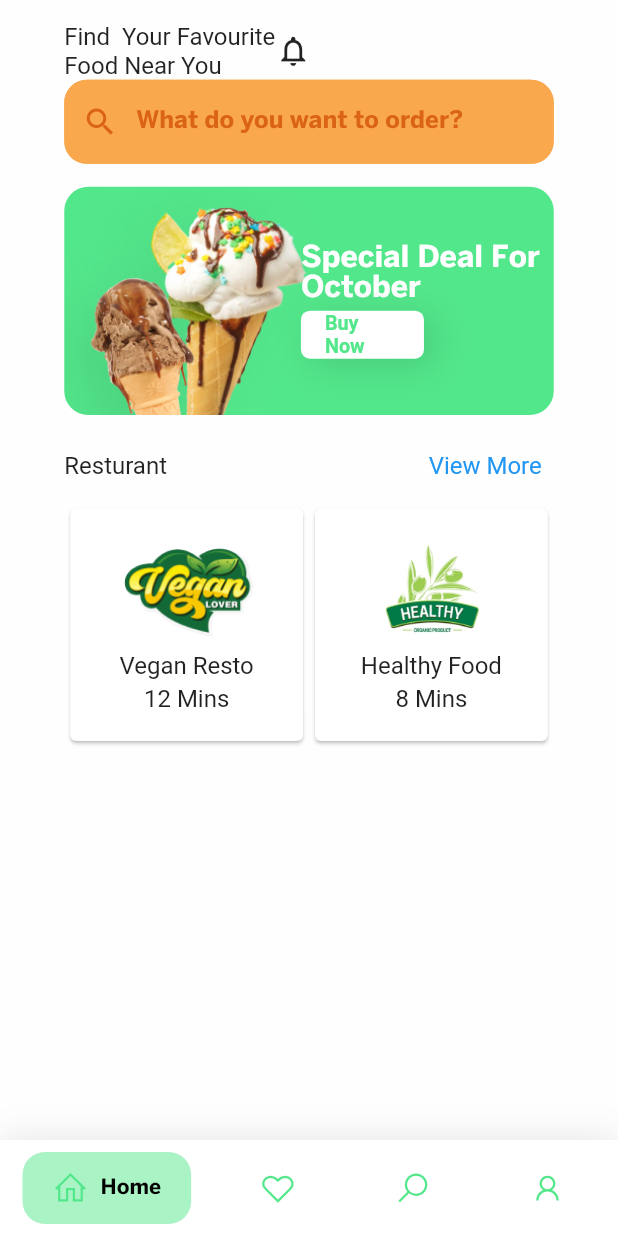
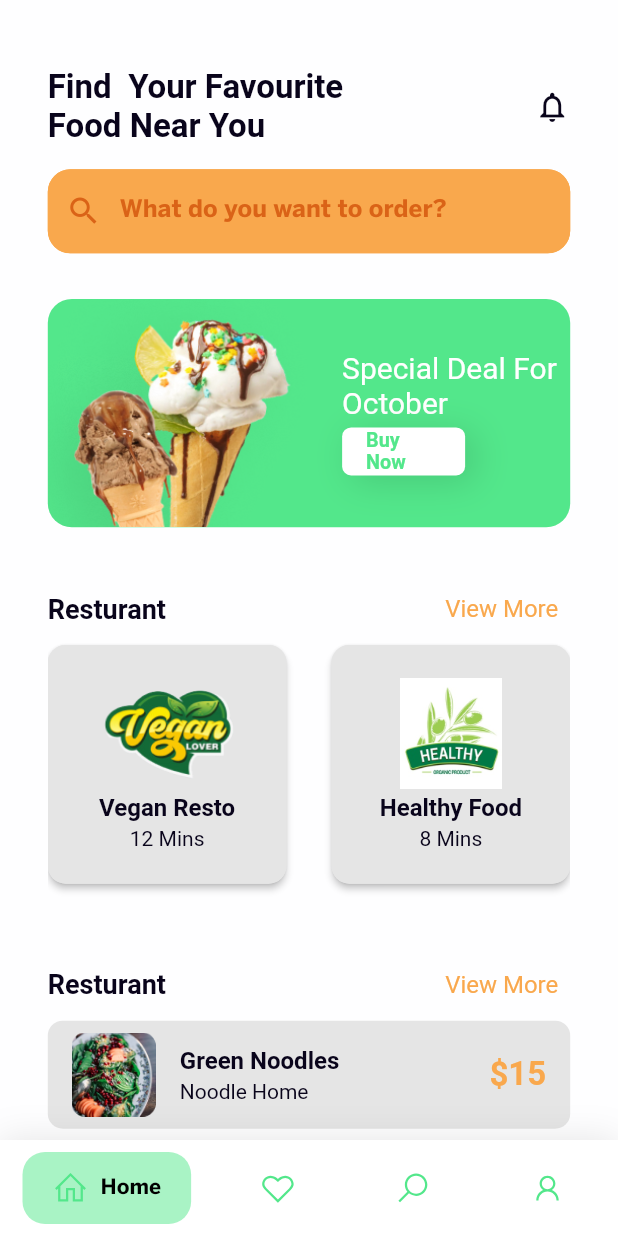
Before and after one commit to sublime247/food_delivery, a Flutter app: the screen it shows after launch, on a phone screen of 412 x 824 dp. Run offline on Flutter 3.47's test engine with Material 2 defaults, Android fonts, the phone set to English and light mode, and no system bars; drawn by our look-alikes of google_nav_bar; our stand-ins replace equatable, firebase_core, flutter_riverpod, flutter_screenutil, fpdart, go_router and 1 more; accounts and stored records are empty; Roboto replaces fonts that are missing (Montserrat).

Commit message:
done with home_page

```diff
--- a/lib/cores/components/search_input.dart
+++ b/lib/cores/components/search_input.dart
@@ -1,4 +1,5 @@
 import 'package:flutter/material.dart';
+import 'package:food_delivery/cores/theme/palette.dart';
 
 class SearchInputField extends StatelessWidget {
   const SearchInputField(
@@ -14,35 +15,38 @@ class SearchInputField extends StatelessWidget {
 
   @override
   Widget build(BuildContext context) {
+    late final theme = Theme.of(context).extension<Palette>()!;
     return TextFormField(
       key: GlobalKey(debugLabel: 'kush'),
       controller: controller,
-
+      style: TextStyle(
+        color: theme.mainTextColor,
+      ),
       keyboardType: inputType,
-      cursorColor:const Color(0xFFDA6317),
+      cursorColor:theme.iconColor,
       decoration: InputDecoration(
-        border: const OutlineInputBorder(
+        border: OutlineInputBorder(
           borderSide: BorderSide(
-            color:  Color(0xFFF9A84D)
+            color:  theme.borderColor
           ),
-          borderRadius: BorderRadius.all(Radius.circular(15))),
-        focusedBorder:const OutlineInputBorder(
+          borderRadius: const BorderRadius.all(Radius.circular(15))),
+        focusedBorder: OutlineInputBorder(
         borderSide: BorderSide(
-            color:  Color(0xFFF9A84D)
+            color:  theme.borderColor
           ),
-          borderRadius: BorderRadius.all(Radius.circular(15))),
-        enabledBorder:const OutlineInputBorder( borderSide: BorderSide(
-            color:  Color(0xFFF9A84D)
-          ),borderRadius: BorderRadius.all(Radius.circular(15))) ,
-        prefixIcon: const Icon(
+          borderRadius: const BorderRadius.all(Radius.circular(15))),
+        enabledBorder: OutlineInputBorder( borderSide: BorderSide(
+            color:  theme.borderColor
+          ),borderRadius: const BorderRadius.all(Radius.circular(15))) ,
+        prefixIcon:  Icon(
           Icons.search,
-          color: Color(0xFFDA6317),
+          color: theme.iconColor,
         ),
         filled: true,
-        fillColor:const Color(0xFFF9A84D) ,
+        fillColor: theme.textfieldColor,
         hintText: hintText,
-        hintStyle:  const TextStyle(
-          color: Color(0xFFDA6317),
+        hintStyle:   TextStyle(
+          color: theme.hintColor,
         ),
         labelText: labelText
       ),
--- a/lib/cores/theme/dark_palette.dart
+++ b/lib/cores/theme/dark_palette.dart
@@ -6,7 +6,18 @@ class DarkPalette implements Palette {
   Color get mainTextColor => const Color(0xffffffff);
   @override
   Color get primaryColor => const Color(0xFF53E78B);
-
+  @override
+  Color get textfieldColor => const Color(0xFFF4F4F4).withOpacity(0.4);
+  @override
+  Color get hintColor => const Color(0xffffffff);
+  @override
+  Color get iconColor => const Color(0xffffffff);
+  @override
+  Color get textButton => const Color(0xFFF9A84D);
+  @override
+  Color get borderColor => Colors.transparent;
+  @override
+  Color get cardColor => const Color(0xFFF4F4F4).withOpacity(0.4);
   @override
   ThemeExtension<Palette> copyWith() {
     return this;
--- a/lib/cores/theme/light_palette.dart
+++ b/lib/cores/theme/light_palette.dart
@@ -6,7 +6,18 @@ class LightPalette implements Palette {
   Color get mainTextColor => const Color(0xFF09041B);
   @override
   Color get primaryColor => const Color(0xFF53E78B);
-
+  @override
+  Color get textfieldColor => const Color(0xFFF9A84D);
+  @override
+  Color get hintColor => const Color(0xFFDA6317);
+  @override
+  Color get iconColor => const Color(0xFFDA6317);
+  @override
+  Color get borderColor => const Color(0xFFF9A84D);
+  @override
+  Color get textButton => const Color(0xFFF9A84D);
+  @override
+  Color get cardColor => const Color(0xFFE5E5E5);
   @override
   ThemeExtension<Palette> copyWith() {
     return this;
--- a/lib/cores/theme/palette.dart
+++ b/lib/cores/theme/palette.dart
@@ -3,4 +3,10 @@ import 'package:flutter/material.dart';
 abstract class Palette extends ThemeExtension<Palette> {
   Color get mainTextColor;
   Color get primaryColor;
+  Color get textfieldColor;
+  Color get hintColor;
+  Color get iconColor;
+  Color get borderColor;
+  Color get textButton;
+  Color get cardColor;
 }
--- a/lib/features/home/data/datasource/popular_menu_list.dart
+++ b/lib/features/home/data/datasource/popular_menu_list.dart
@@ -2,9 +2,9 @@ import 'package:food_delivery/cores/constants/app_images.dart';
 import 'package:food_delivery/features/home/data/model/popular_menu_model.dart';
 
 abstract class MenuList{
- List get menuList => _menuList;
+static List get menuList => _menuList;
 
-  final List<PopularMenus> _menuList =[
+ static final List<PopularMenus> _menuList =[
     const PopularMenus(image: ImageAssets.greenNoodles, menuName: 'Green Noodles', price: '\$15', menuTittle: 'Noodle Home'),
     const PopularMenus(image: ImageAssets.fruitSalad, menuName: 'Fruit Salad', price: '\$5', menuTittle: 'Wijie Resto'),
     const PopularMenus(image: ImageAssets.pancake, menuName: 'Herbal Pancake', price: '\$7', menuTittle: 'Warung Herbal')
--- a/lib/features/home/data/datasource/returant_list.dart
+++ b/lib/features/home/data/datasource/returant_list.dart
@@ -18,7 +18,7 @@ abstract class RestaurantListDataSource {
         resturantName: 'Good Food',
         time: '12 Mins'),
     const ResturantModel(
-        image: ImageAssets.veganResto,
+        image: ImageAssets.smartResto,
         resturantName: 'Smart Resto',
         time: '8 Mins'),
     const ResturantModel(
--- a/lib/features/home/presentation/state_management/states.dart
+++ b/lib/features/home/presentation/state_management/states.dart
@@ -2,9 +2,15 @@ import 'package:flutter/material.dart';
 import 'package:flutter_riverpod/flutter_riverpod.dart';
 class ToggleState extends ChangeNotifier{
   bool _showAllResturant = false;
+  bool _showAllMenu = false;
   bool get showAllResturant => _showAllResturant;
+  bool get showAllMenu => _showAllMenu;
   void toggle(){
     _showAllResturant = !_showAllResturant;
+    notifyListeners();
+  }
+  void toggleMenu(){
+    _showAllMenu = !_showAllMenu;
     notifyListeners();
   }
 }
--- a/lib/features/home/presentation/widget/homeTabs/home.dart
+++ b/lib/features/home/presentation/widget/homeTabs/home.dart
@@ -2,8 +2,11 @@ import 'package:flutter/material.dart';
 import 'package:flutter_riverpod/flutter_riverpod.dart';
 import 'package:food_delivery/cores/components/search_input.dart';
 import 'package:food_delivery/cores/components/text_widget.dart';
+import 'package:food_delivery/cores/constants/font_size.dart';
+import 'package:food_delivery/cores/theme/palette.dart';
 import 'package:food_delivery/cores/utils/utils.dart';
 import 'package:food_delivery/features/home/presentation/widget/home_banner.dart';
+import 'package:food_delivery/features/home/presentation/widget/popular_menus_list.dart';
 import 'package:food_delivery/features/home/presentation/widget/returant_view_list.dart';
 
 class HomeTab extends ConsumerWidget {
@@ -12,28 +15,36 @@ final TextEditingController controller = TextEditingController();
 
   @override
   Widget build(BuildContext context, WidgetRef ref) {
+    late final theme = Theme.of(context).extension<Palette>()!;
     return Scaffold(
       // resizeToAvoidBottomInset: true,
       body: SingleChildScrollView(
+        // physics: const NeverScrollableScrollPhysics(),
         child: Padding(
-          padding:EdgeInsets.symmetric(horizontal: w(15), vertical: h(15)),
+          padding:EdgeInsets.symmetric(horizontal: w(5), vertical: h(15)),
           child: Column(
-            // mainAxisAlignment: ,
+
             children: [
-              const Row(
+              vSpace(30),
+               Row(
+                mainAxisAlignment: MainAxisAlignment.spaceBetween,
                 children: [
-                TextWidget('Find  Your Favourite\nFood Near You'),
-                Icon(Icons.notifications_outlined)
+                TextWidget('Find  Your Favourite\nFood Near You', textColor: theme.mainTextColor, fontSize: kfsSuperLarge, fontWeight: FontWeight.w700),
+                Icon(Icons.notifications_outlined, color: theme.mainTextColor,)
               ],
 
               ),
+              vSpace(15),
               SearchInputField(
                   controller:  controller,
                   hintText: 'What do you want to order?',),
-                  vSpace(15),
+                  vSpace(30),
                  const  HomeBanner(),
-                 vSpace(10),
-                 ResturantList()
+                 vSpace(30),
+                 const  ResturantList(),
+                  vSpace(30),
+                 const  PopularMenusList(),
+
 
 
             ],
--- a/lib/features/home/presentation/widget/home_banner.dart
+++ b/lib/features/home/presentation/widget/home_banner.dart
@@ -1,7 +1,9 @@
 import 'package:flutter/material.dart';
 import 'package:food_delivery/cores/components/button.dart';
+import 'package:food_delivery/cores/components/components.dart';
 import 'package:food_delivery/cores/constants/app_images.dart';
 import 'package:food_delivery/cores/theme/app_colors.dart';
+import 'package:food_delivery/cores/theme/palette.dart';
 import 'package:food_delivery/cores/utils/utils.dart';
 import 'package:food_delivery/features/home/presentation/widget/banner_data.dart';
 
@@ -10,6 +12,7 @@ class HomeBanner extends StatelessWidget {
 
   @override
   Widget build(BuildContext context) {
+    // late final theme = Theme.of(context).extension<Palette>()!;
     return Container(
       height: h(150),
       width: w(350),
@@ -38,11 +41,10 @@ class HomeBanner extends StatelessWidget {
                         crossAxisAlignment: CrossAxisAlignment.start,
                         mainAxisSize: MainAxisSize.min,
                         children: [
-                          Text(
+                          TextWidget(
                             BannerText.InfoText,
-                            style: const TextStyle(
-                                fontSize: 20, color: Colors.white),
-                          ),
+                                fontSize: 20, textColor: Colors.white,),
+
                           vSpace(5),
                        MidButton(onTap: (){},
                        text: 'Buy Now',
--- /dev/null
+++ b/lib/features/home/presentation/widget/popular_menus_list.dart
@@ -0,0 +1,67 @@
+import 'package:flutter/material.dart';
+import 'package:flutter_riverpod/flutter_riverpod.dart';
+import 'package:food_delivery/cores/components/text_widget.dart';
+import 'package:food_delivery/cores/constants/constants.dart';
+import 'package:food_delivery/cores/theme/palette.dart';
+import 'package:food_delivery/features/home/data/datasource/popular_menu_list.dart';
+import 'package:food_delivery/features/home/presentation/state_management/states.dart';
+
+class PopularMenusList extends ConsumerWidget {
+  const PopularMenusList({super.key});
+
+  @override
+  Widget build(BuildContext context, WidgetRef ref) {
+    final showAllmenus = ref.watch(toggleStateProvider);
+    late final theme = Theme.of(context).extension<Palette>()!;
+    return SizedBox(
+      height: showAllmenus.showAllMenu? MediaQuery.sizeOf(context).height/1.5 : 200,
+      child: ListView(
+        physics: const NeverScrollableScrollPhysics(),
+        children: [
+          Row(
+            mainAxisAlignment: MainAxisAlignment.spaceBetween,
+            children: [
+        TextWidget('Resturant', fontSize: kfsLarge, fontWeight: FontWeight.w600, textColor: theme.mainTextColor,),
+              TextButton(
+                onPressed: () {
+                  ref.read(toggleStateProvider.notifier).toggleMenu();
+                },
+                child: TextWidget(showAllmenus.showAllMenu
+                    ? 'View Less'
+                    : 'View More', textColor: theme.textButton, fontSize: kfsMedium,),
+              )
+            ],
+          ),
+          SizedBox(
+              height: 400,
+              child: ListView.separated(
+                  separatorBuilder: (context, index) => const Divider(),
+                  physics: showAllmenus.showAllMenu
+                      ? const AlwaysScrollableScrollPhysics()
+                      : const NeverScrollableScrollPhysics(),
+                  itemCount: showAllmenus.showAllMenu
+                      ? MenuList.menuList.length
+                      : 1,
+                  itemBuilder: (context, index) {
+                    return ListTile(
+                      tileColor: theme.cardColor,
+                      shape: ShapeBorder.lerp(
+                          RoundedRectangleBorder(
+                              borderRadius: BorderRadius.circular(10)),
+                          RoundedRectangleBorder(
+                              borderRadius: BorderRadius.circular(10)),
+                          1),
+                      titleAlignment: ListTileTitleAlignment.titleHeight,
+                      leading: Image.asset(
+                        MenuList.menuList[index].image,
+                      ),
+                      title: TextWidget(MenuList.menuList[index].menuName, fontSize: kfsMedium, fontWeight: FontWeight.w600, textColor: theme.mainTextColor),
+                      subtitle: TextWidget(MenuList.menuList[index].menuTittle, fontSize: kfsTiny, fontWeight: FontWeight.w400, textColor: theme.mainTextColor),
+                      trailing: TextWidget(MenuList.menuList[index].price, fontSize: kfsSuperLarge, fontWeight: FontWeight.w700, textColor: theme.textButton),
+                    );
+                  }))
+        ],
+      ),
+    );
+  }
+}
--- a/lib/features/home/presentation/widget/returant_view_list.dart
+++ b/lib/features/home/presentation/widget/returant_view_list.dart
@@ -1,6 +1,8 @@
 import 'package:flutter/material.dart';
 import 'package:flutter_riverpod/flutter_riverpod.dart';
 import 'package:food_delivery/cores/components/components.dart';
+import 'package:food_delivery/cores/constants/constants.dart';
+import 'package:food_delivery/cores/theme/palette.dart';
 import 'package:food_delivery/cores/utils/responsive_sizes.dart';
 import 'package:food_delivery/features/home/data/datasource/returant_list.dart';
 import 'package:food_delivery/features/home/presentation/state_management/states.dart';
@@ -11,44 +13,74 @@ class ResturantList extends ConsumerWidget {
   @override
   Widget build(BuildContext context, WidgetRef ref) {
     final showAllresturant = ref.watch(toggleStateProvider);
+    late final theme = Theme.of(context).extension<Palette>()!;
     return SizedBox(
-      height: MediaQuery.sizeOf(context).height / 2,
+      height:showAllresturant.showAllResturant? MediaQuery.sizeOf(context).height/1.5 : 220,
       child: ListView(
+        physics: const NeverScrollableScrollPhysics(),
         children: [
           Row(
             mainAxisAlignment: MainAxisAlignment.spaceBetween,
             children: [
-              const TextWidget('Resturant'),
-              TextButton(onPressed: () {
+             TextWidget('Resturant', fontSize: kfsLarge, fontWeight: FontWeight.w600, textColor: theme.mainTextColor ),
+              TextButton(
+                onPressed: () {
                   ref.read(toggleStateProvider.notifier).toggle();
-              }, child:  TextWidget( showAllresturant.showAllResturant?'View Less': 'View More'),
+                },
+                child: TextWidget(showAllresturant.showAllResturant
+                    ? 'View Less'
+                    : 'View More',textColor: theme.textButton,),
               )
             ],
           ),
           SizedBox(
-            height: 400,
+            height: MediaQuery.sizeOf(context).height,
             child: GridView.builder(
+              physics: showAllresturant.showAllResturant
+                    ?const AlwaysScrollableScrollPhysics()
+                    :const NeverScrollableScrollPhysics(),
+                shrinkWrap: true,
+
                 gridDelegate: const SliverGridDelegateWithFixedCrossAxisCount(
-                    crossAxisCount: 2),
-                itemCount: showAllresturant.showAllResturant?RestaurantListDataSource.resturantLists.length: 2,
+                    crossAxisCount: 2,
+                    mainAxisSpacing: 30,
+                    crossAxisSpacing: 30
+
+                    ),
+                itemCount: showAllresturant.showAllResturant
+                    ? RestaurantListDataSource.resturantLists.length
+                    : 2,
                 itemBuilder: (context, index) {
-                  return Card(
-                    clipBehavior: Clip.antiAliasWithSaveLayer,
+                  return Material(
+                    elevation: 2,
+                    color: theme.cardColor,
+                    borderRadius: BorderRadius.circular(12),
+                    child: Container(
+                      decoration: BoxDecoration(
+                        borderRadius: BorderRadius.circular(12),
+                        color: theme.cardColor,
+                        ),
                       child: Column(
                         mainAxisAlignment: MainAxisAlignment.center,
                         children: [
-                        Image.asset(RestaurantListDataSource
-                            .resturantLists[index].image,
+                          Image.asset(
+                            RestaurantListDataSource.resturantLists[index].image,
                             height: h(73),
-                            width: w(96),),
+                            width: w(96),
+                          ),
+                          vSpace(3),
+                          TextWidget(RestaurantListDataSource
+                              .resturantLists[index].resturantName,
+                              fontSize: kfsMedium, fontWeight: FontWeight.w600, textColor: theme.mainTextColor,),
                           vSpace(3),
                           TextWidget(
-                            RestaurantListDataSource.resturantLists[index]
-                                .resturantName),
-                        vSpace(3),
-                        TextWidget(
-                            RestaurantListDataSource.resturantLists[index].time)
+                              RestaurantListDataSource.resturantLists[index].time,
+                              fontSize: kfsTiny, textColor: theme.mainTextColor,),
+
                         ],
+
+
+                      ),
                     ),
                   );
                 }),
```
Lines whose indentation alone changed are shown as unchanged.
